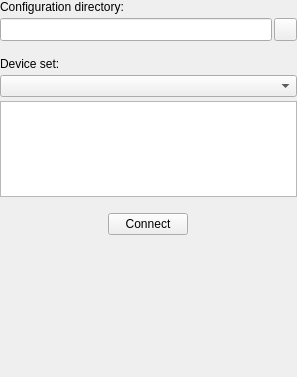
PlusToolkit/PlusApp, file PlusApp/CommonWidgets/DeviceSetSelectorWidget.ui: the form before one commit.
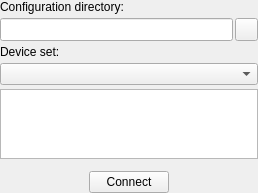
The form after the commit. Icons and pictures are not drawn.

Commit message: Fixed #64: Stylus calibration number of points can be set from Configuration toolbox; LOG_TRACEs added to many places; Possibility added to Configuration to change log level; spacer removed from the bottom of device set selector widget because it will be in a layout anyway (it just added unnecessary empty space)

Patch:
```diff
--- a/PlusApp/CommonWidgets/DeviceSetSelectorWidget.ui
+++ b/PlusApp/CommonWidgets/DeviceSetSelectorWidget.ui
@@ -6,8 +6,8 @@
    <rect>
     <x>0</x>
     <y>0</y>
-    <width>297</width>
-    <height>377</height>
+    <width>258</width>
+    <height>193</height>
    </rect>
   </property>
   <property name="windowTitle">
@@ -83,29 +83,13 @@
     </layout>
    </item>
    <item row="2" column="0">
-    <spacer name="verticalSpacer">
-     <property name="orientation">
-      <enum>Qt::Vertical</enum>
-     </property>
-     <property name="sizeType">
-      <enum>QSizePolicy::Fixed</enum>
-     </property>
-     <property name="sizeHint" stdset="0">
-      <size>
-       <width>258</width>
-       <height>12</height>
-      </size>
-     </property>
-    </spacer>
-   </item>
-   <item row="3" column="0">
     <widget class="QLabel" name="label_DeviceSet">
      <property name="text">
       <string>Device set:</string>
      </property>
     </widget>
    </item>
-   <item row="4" column="0">
+   <item row="3" column="0">
     <widget class="QComboBox" name="comboBox_DeviceSet">
      <property name="sizePolicy">
       <sizepolicy hsizetype="Expanding" vsizetype="Fixed">
@@ -121,7 +105,7 @@
      </property>
     </widget>
    </item>
-   <item row="6" column="0">
+   <item row="5" column="0">
     <spacer name="verticalSpacer_2">
      <property name="orientation">
       <enum>Qt::Vertical</enum>
@@ -132,12 +116,12 @@
      <property name="sizeHint" stdset="0">
       <size>
        <width>258</width>
-       <height>12</height>
+       <height>8</height>
       </size>
      </property>
     </spacer>
    </item>
-   <item row="7" column="0">
+   <item row="6" column="0">
     <layout class="QHBoxLayout" name="horizontalLayout_2">
      <item>
       <widget class="QPushButton" name="pushButton_Connect">
@@ -164,20 +148,7 @@
      </item>
     </layout>
    </item>
-   <item row="8" column="0">
-    <spacer name="verticalSpacer_3">
-     <property name="orientation">
-      <enum>Qt::Vertical</enum>
-     </property>
-     <property name="sizeHint" stdset="0">
-      <size>
-       <width>20</width>
-       <height>167</height>
-      </size>
-     </property>
-    </spacer>
-   </item>
-   <item row="5" column="0">
+   <item row="4" column="0">
     <widget class="QTextEdit" name="textEdit_Description">
      <property name="sizePolicy">
       <sizepolicy hsizetype="Expanding" vsizetype="Fixed">
@@ -185,6 +156,12 @@
        <verstretch>0</verstretch>
       </sizepolicy>
      </property>
+     <property name="minimumSize">
+      <size>
+       <width>0</width>
+       <height>64</height>
+      </size>
+     </property>
      <property name="maximumSize">
       <size>
        <width>16777215</width>
```
The commit also changes 10 other files.
